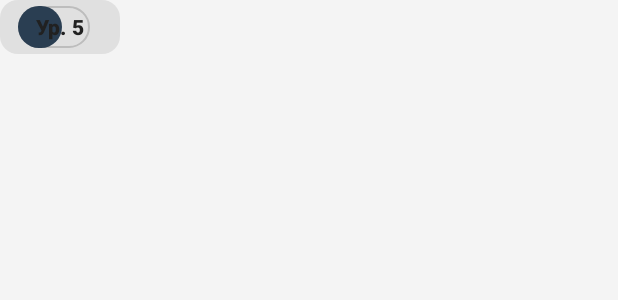
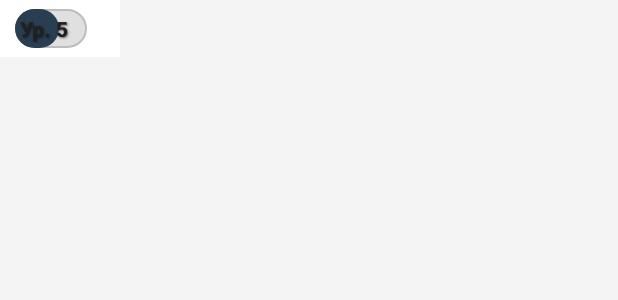
Before and after one commit to BUka228/ProjectQuestOnJava, an Android app: the layout action_view_level_indicator.xml on its own in the app's theme, with its tools: preview values and no code run, on a phone screen of 412 x 824 dp. Shown: the top 300 px of the screen. Run offline under Robolectric (Android 15) with nearby library versions, the light colour scheme and no system bars.

Commit message:
Рефакторинг: улучшен внешний вид индикатора уровня на панели инструментов
Этот коммит обновляет макет `action_view_level_indicator.xml`, чтобы улучшить визуальное представление уровня игрока на панели инструментов.

Основные изменения включают:
- изменение высоты макета до 38dp и отступов до 10dp по горизонтали и 6dp по вертикали.
- изменение фона на `?attr/colorSurface`.
- увеличение ширины представления текста уровня до 53dp.
- Добавлен эффект тени для текста уровня для лучшей читаемости.

```diff
--- a/app/src/main/res/layout/action_view_level_indicator.xml
+++ b/app/src/main/res/layout/action_view_level_indicator.xml
@@ -1,12 +1,11 @@
-<!-- res/layout/action_view_level_indicator.xml -->
 <FrameLayout xmlns:android="http://schemas.android.com/apk/res/android"
     xmlns:tools="http://schemas.android.com/tools"
     android:layout_width="wrap_content"
-    android:layout_height="36dp"
+    android:layout_height="38dp"
     android:minWidth="80dp"
-    android:background="@drawable/rounded_background_surface_variant_alpha"
-    android:paddingHorizontal="12dp"
-    android:paddingVertical="4dp"
+    android:background="?attr/colorSurface"
+    android:paddingHorizontal="10dp"
+    android:paddingVertical="6dp"
     android:clickable="true"
     android:focusable="true"
     android:contentDescription="Уровень игрока">
@@ -19,13 +18,18 @@
 android:progressDrawable="@drawable/level_progress_drawable_toolbar"
 android:indeterminate="false"
 tools:progress="60"/>
+
     <TextView
         android:id="@+id/toolbar_level_text_action"
-        android:layout_width="wrap_content"
+        style="@style/TextAppearance.Material3.LabelLarge"
+        android:layout_width="53dp"
         android:layout_height="wrap_content"
         android:layout_gravity="center"
-        style="@style/TextAppearance.Material3.LabelLarge"
+        android:shadowColor="#80000000"
+        android:shadowDx="1"
+        android:shadowDy="1"
+        android:shadowRadius="1"
+        android:textColor="?attr/colorOnSurface"
         android:textStyle="bold"
-        android:textColor="?attr/colorOnSurface"
-        tools:text="Ур. 5"/>
+        tools:text="Ур. 5" />
     </FrameLayout>
```
Lines whose indentation alone changed are shown as unchanged.
